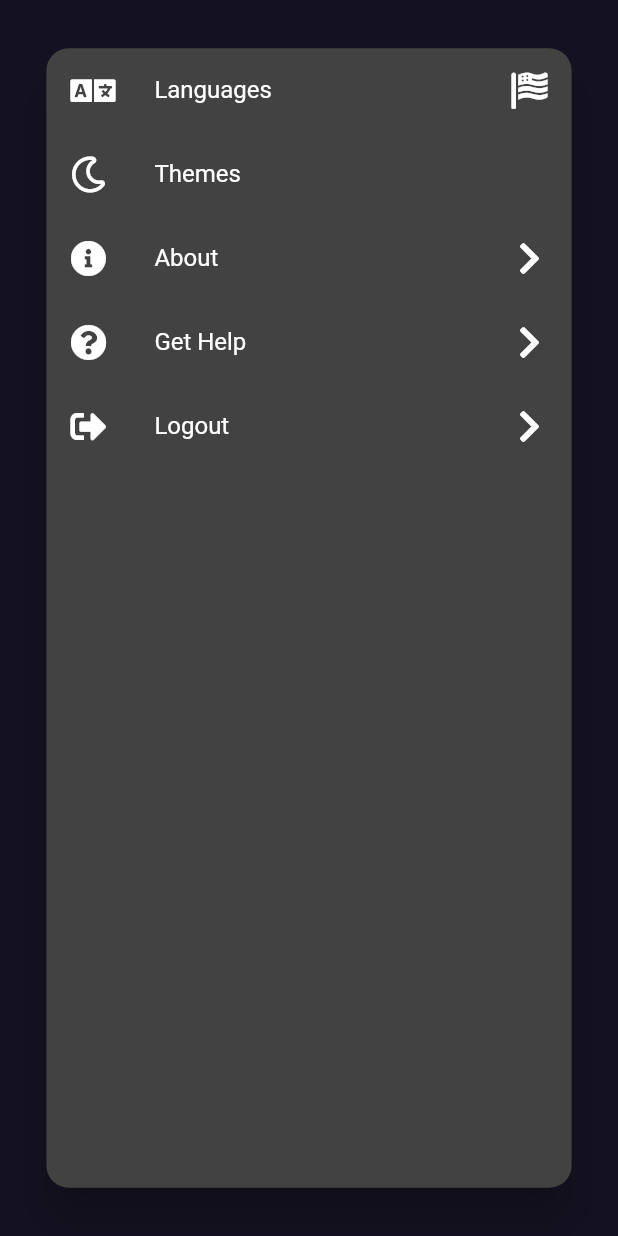
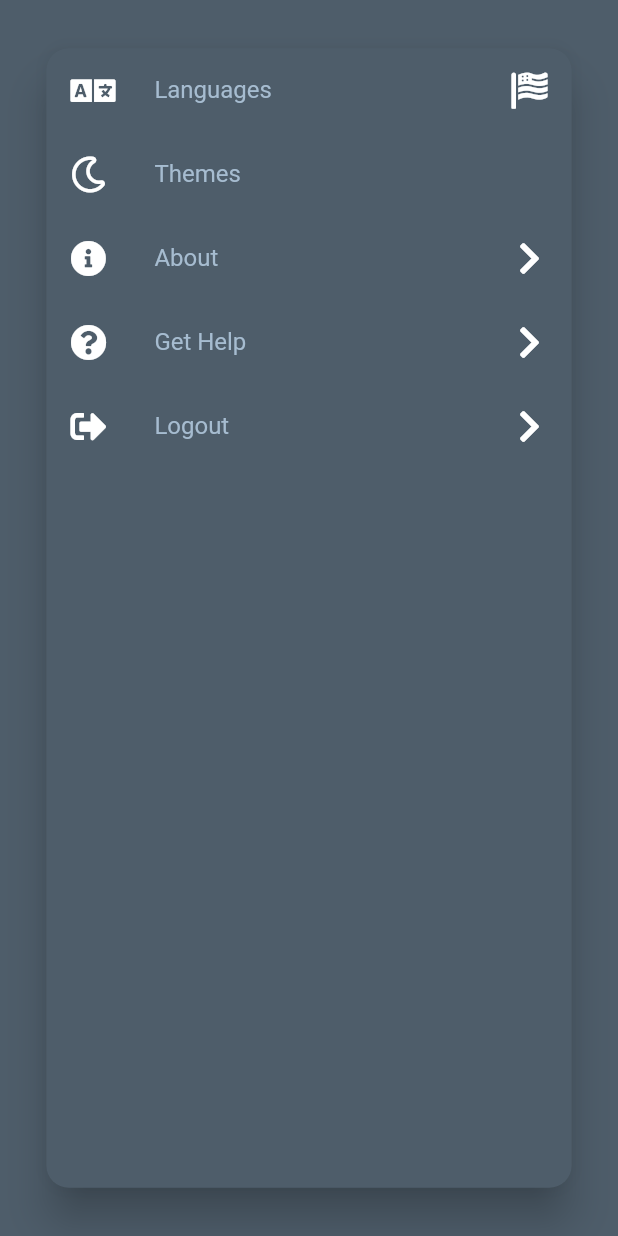
Before and after one commit to finiqmm/finq-mobile, a Flutter app: the ProfileSettings widget shown alone on an empty page, opened directly, after a tap on "Themes", on a phone screen of 412 x 824 dp. Run offline on Flutter 3.47's test engine with Material 2 defaults, Android fonts, the phone set to English and light mode, and no system bars; our stand-ins replace bloc, cached_network_image, dartz, equatable, firebase_auth, firebase_core and 16 more; missing offline and left inert: firebase_auth_web, firebase_core_web, google_sign_in_web, pedantic, wakelock_web; accounts and stored records are empty; generated files the repository leaves out were written again; Roboto replaces fonts that are missing (Arvo).

Commit message:
Integrate abstract theme manager

```diff
--- a/lib/presentation/bloc/theme/theme_cubit.dart
+++ b/lib/presentation/bloc/theme/theme_cubit.dart
@@ -6,20 +6,20 @@ import 'package:finq/domain/usecases/use_case_imports.dart';
 import 'package:flutter/material.dart';
 import 'package:injectable/injectable.dart';
 
-enum Themes { light, dark }
+enum ThemeBrightness { light, dark }
 
 @lazySingleton
-class ThemeCubit extends Cubit<Themes> {
+class ThemeCubit extends Cubit<ThemeBrightness> {
   final GetPreferredTheme getPreferredTheme;
   final UpdateTheme updateTheme;
 
   ThemeCubit({
     required this.getPreferredTheme,
     required this.updateTheme,
-  }) : super(Themes.light);
+  }) : super(ThemeBrightness.light);
 
   Future<void> toggleTheme() async {
-    await updateTheme(state == Themes.dark ? 'light' : 'dark');
+    await updateTheme(state == ThemeBrightness.dark ? 'light' : 'dark');
       loadPreferredTheme();
   }
 
@@ -27,6 +27,6 @@ class ThemeCubit extends Cubit<Themes> {
     final response = await getPreferredTheme(NoParams());
 
     emit(response.fold(
-        (l) => Themes.light, (r) => r == 'dark' ? Themes.dark : Themes.light));
+        (l) => ThemeBrightness.light, (r) => r == 'dark' ? ThemeBrightness.dark : ThemeBrightness.light));
   }
 }
--- a/lib/presentation/finq_app.dart
+++ b/lib/presentation/finq_app.dart
@@ -4,7 +4,7 @@ import 'package:finq/common/screenutil/screenutil.dart';
 import 'package:finq/di/injectable.dart';
 import 'package:finq/presentation/bloc/app/app_bloc.dart';
 import 'package:finq/presentation/bloc/blocs.dart';
-import 'package:finq/presentation/themes/theme_color.dart';
+import 'package:finq/presentation/themes/app_theme.dart';
 import 'package:flutter/material.dart';
 import 'package:flutter_bloc/flutter_bloc.dart';
 import 'package:flutter_localizations/flutter_localizations.dart';
@@ -66,7 +66,7 @@ class _FinqAppState extends State<FinqApp> {
           value: _passcodeCubit,
         ),
       ],
-      child: BlocBuilder<ThemeCubit, Themes>(
+      child: BlocBuilder<ThemeCubit, ThemeBrightness>(
         builder: (context, theme) {
           return BlocBuilder<LanguageBloc, LanguageState>(
             builder: (context, state) {
@@ -74,7 +74,9 @@ class _FinqAppState extends State<FinqApp> {
                 return MaterialApp(
                   debugShowCheckedModeBanner: false,
                   title: 'Finq App',
-                  theme: finQTheme(theme),
+                  theme: theme == ThemeBrightness.dark
+                      ? ThemeManager.createTheme(AppThemeDark())
+                      : ThemeManager.createTheme(AppThemeLight()),
                   locale: state.locale,
                   supportedLocales:
                       Languages.languages.map((e) => Locale(e.code)).toList(),
--- a/lib/presentation/journeys/add_transaction/add_transaction_form.dart
+++ b/lib/presentation/journeys/add_transaction/add_transaction_form.dart
@@ -66,7 +66,6 @@ class _AddTrasactionFormState extends State<AddTrasactionForm> {
     return SingleChildScrollView(
       controller: _scrollController,
       child: Container(
-        color: Theme.of(context).primaryColor,
         padding: EdgeInsets.symmetric(
             horizontal: Sizes.dimen_16.w, vertical: Sizes.dimen_8.h),
         child: Column(crossAxisAlignment: CrossAxisAlignment.start, children: [
--- a/lib/presentation/journeys/profile/profile_settings.dart
+++ b/lib/presentation/journeys/profile/profile_settings.dart
@@ -45,11 +45,11 @@ class ProfileSettings extends StatelessWidget {
               return SizedBox.shrink();
             },
           ),
-          BlocBuilder<ThemeCubit, Themes>(
+          BlocBuilder<ThemeCubit, ThemeBrightness>(
             builder: (context, theme) {
               return ListTile(
                 onTap: () => context.read<ThemeCubit>().toggleTheme(),
-                leading: Icon(theme == Themes.dark
+                leading: Icon(theme == ThemeBrightness.dark
                     ? FontAwesomeIcons.moon
                     : FontAwesomeIcons.sun),
                 title: Text(TranslationConstants.titleThemes.t(context)),
--- a/lib/presentation/models/transaction_ui_list_filter.dart
+++ b/lib/presentation/models/transaction_ui_list_filter.dart
@@ -34,7 +34,6 @@ TransactionUiListFilter getFilterEnum(String value) {
 }
 
 DateTimeRange getDateTimeRange(String value) {
-  debugPrint(value+"fuck");
   switch (value) {
     case 'Monthly':
       return FinQDateUtil.getRangeForMonthlyFilter();
--- /dev/null
+++ b/lib/presentation/themes/app_theme.dart
@@ -0,0 +1,49 @@
+import 'package:finq/presentation/themes/colors/color_manager.dart';
+import 'package:finq/presentation/themes/colors/kind/dark_color.dart';
+import 'package:finq/presentation/themes/colors/kind/light_color.dart';
+import 'package:finq/presentation/themes/text/kind/dark_text.dart';
+import 'package:finq/presentation/themes/text/kind/light_text.dart';
+import 'package:finq/presentation/themes/text/text_theme.dart';
+import 'package:flutter/material.dart';
+
+abstract class ITheme {
+  IColors get colors;
+  ITextTheme get textTheme;
+}
+
+abstract class ThemeManager {
+  static ThemeData createTheme(ITheme theme) {
+    return ThemeData(
+        fontFamily: theme.textTheme.fontFamily,
+        textTheme: theme.textTheme.data,
+        cardColor: theme.colors.colorScheme?.onSecondary,
+        bottomAppBarColor: theme.colors.scaffoldBackgroundColor,
+        tabBarTheme: TabBarTheme(
+          indicator: BoxDecoration(),
+          labelColor: theme.colors.tabbarSelectedColor,
+          unselectedLabelColor: theme.colors.tabbarNormalColor,
+        ),
+        floatingActionButtonTheme: FloatingActionButtonThemeData(
+            foregroundColor: theme.colors.colors.white,
+            backgroundColor: theme.colors.colors.mediumGreyBold),
+        appBarTheme: AppBarTheme(backgroundColor: theme.colors.appBarColor),
+        scaffoldBackgroundColor: theme.colors.scaffoldBackgroundColor,
+        colorScheme: theme.colors.colorScheme);
+  }
+}
+
+class AppThemeDark extends ITheme {
+  @override
+  IColors get colors => DarkColors();
+
+  @override
+  ITextTheme get textTheme => TextThemeDark(colors.colors.mediumGrey);
+}
+
+class AppThemeLight extends ITheme {
+  @override
+  IColors get colors => LightColors();
+
+  @override
+  ITextTheme get textTheme => TextThemeLight(colors.colors.mediumGrey);
+}
--- /dev/null
+++ b/lib/presentation/themes/colors/color_manager.dart
@@ -0,0 +1,25 @@
+import 'package:flutter/material.dart';
+
+@immutable
+class AppColors {
+  final Color white = Color(0xffffffff);
+  final Color green = Color(0xff7bed8d);
+  final Color mediumGrey = Color(0xffa6bcd0);
+  final Color mediumGreyBold = Color(0xff748a9d);
+  final Color lighterGrey = Color(0xfff0f4f8);
+  final Color lightGrey = Color(0xffdbe2ed);
+  final Color darkerGrey = Color(0xff404e5a);
+  final Color darkGrey = Color(0xff4e5d6a);
+}
+
+abstract class IColors {
+  AppColors get colors;
+  Color? scaffoldBackgroundColor;
+  Color? appBarColor;
+  Color? tabBarColor;
+  Color? tabbarSelectedColor;
+  Color? tabbarNormalColor;
+  Brightness? brightness;
+
+  ColorScheme? colorScheme;
+}
--- /dev/null
+++ b/lib/presentation/themes/colors/kind/dark_color.dart
@@ -0,0 +1,41 @@
+import 'dart:ui';
+
+import 'package:finq/presentation/themes/colors/color_manager.dart';
+import 'package:flutter/src/material/color_scheme.dart';
+
+class DarkColors implements IColors {
+  @override
+  Color? appBarColor;
+
+  @override
+  Brightness? brightness;
+
+  @override
+  ColorScheme? colorScheme;
+
+  @override
+  Color? scaffoldBackgroundColor;
+
+  @override
+  Color? tabBarColor;
+
+  @override
+  Color? tabbarNormalColor;
+
+  @override
+  Color? tabbarSelectedColor;
+
+  @override
+  AppColors get colors => AppColors();
+
+  DarkColors() {
+    appBarColor = colors.darkGrey;
+    scaffoldBackgroundColor = colors.darkGrey;
+    tabBarColor = colors.green;
+    tabbarNormalColor = colors.lighterGrey;
+    tabbarSelectedColor = colors.green;
+    colorScheme = ColorScheme.dark()
+        .copyWith(onPrimary: colors.green, onSecondary: colors.darkGrey);
+    brightness = Brightness.dark;
+  }
+}
--- /dev/null
+++ b/lib/presentation/themes/colors/kind/light_color.dart
@@ -0,0 +1,44 @@
+import 'dart:ui';
+
+import 'package:finq/presentation/themes/colors/color_manager.dart';
+import 'package:flutter/src/material/color_scheme.dart';
+import '../color_manager.dart';
+
+class LightColors implements IColors {
+  @override
+  Color? appBarColor;
+
+  @override
+  Brightness? brightness;
+
+  @override
+  ColorScheme? colorScheme;
+
+  @override
+  Color? scaffoldBackgroundColor;
+
+  @override
+  Color? tabBarColor;
+
+  @override
+  Color? tabbarNormalColor;
+
+  @override
+  Color? tabbarSelectedColor;
+
+  @override
+  AppColors get colors => AppColors();
+
+  LightColors() {
+    appBarColor = colors.white;
+    scaffoldBackgroundColor = colors.white;
+    tabBarColor = colors.green;
+    tabbarNormalColor = colors.darkerGrey;
+    tabbarSelectedColor = colors.green;
+    colorScheme = ColorScheme.light().copyWith(
+        onPrimary: colors.green,
+        onSecondary: colors.white,
+        onSurface: colors.mediumGreyBold);
+    brightness = Brightness.dark;
+  }
+}
--- /dev/null
+++ b/lib/presentation/themes/text/kind/dark_text.dart
@@ -0,0 +1,50 @@
+import 'package:finq/presentation/themes/text/text_theme.dart';
+import 'package:flutter/material.dart';
+import 'package:google_fonts/google_fonts.dart';
+
+class TextThemeDark implements ITextTheme {
+  @override
+  late TextTheme data;
+  final Color? primaryColor;
+
+  TextThemeDark(this.primaryColor) {
+    data = TextTheme(
+      headline6: TextStyle(fontSize: 20, fontWeight: FontWeight.normal),
+      subtitle1: TextStyle(fontSize: 16.0),
+    ).apply(bodyColor: primaryColor);
+
+    fontFamily = GoogleFonts.arvo().fontFamily;
+  }
+  @override
+  TextStyle? bodyText1;
+
+  @override
+  TextStyle? bodyText2;
+
+  @override
+  TextStyle? headline1;
+
+  @override
+  TextStyle? headline2;
+
+  @override
+  TextStyle? headline3;
+
+  @override
+  TextStyle? headline4;
+
+  @override
+  TextStyle? headline5;
+
+  @override
+  TextStyle? headline6;
+
+  @override
+  TextStyle? subtitle1;
+
+  @override
+  TextStyle? subtitle2;
+
+  @override
+  String? fontFamily;
+}
--- /dev/null
+++ b/lib/presentation/themes/text/kind/light_text.dart
@@ -0,0 +1,55 @@
+import 'dart:ui';
+
+import 'package:finq/presentation/themes/text/text_theme.dart';
+import 'package:flutter/src/material/text_theme.dart';
+import 'package:flutter/src/painting/text_style.dart';
+import 'package:google_fonts/google_fonts.dart';
+
+class TextThemeLight implements ITextTheme {
+  @override
+  TextStyle? bodyText1;
+
+  @override
+  TextStyle? bodyText2;
+
+  @override
+  late final TextTheme data;
+
+  @override
+  String? fontFamily;
+
+  @override
+  TextStyle? headline1;
+
+  @override
+  TextStyle? headline2;
+
+  @override
+  TextStyle? headline3;
+
+  @override
+  TextStyle? headline4;
+
+  @override
+  TextStyle? headline5;
+
+  @override
+  TextStyle? headline6;
+
+  @override
+  TextStyle? subtitle1;
+
+  @override
+  TextStyle? subtitle2;
+
+  @override
+  final Color? primaryColor;
+
+  TextThemeLight(this.primaryColor) {
+    data = TextTheme(
+            headline6: TextStyle(fontSize: 20, fontWeight: FontWeight.normal),
+            subtitle1: TextStyle(fontSize: 16))
+        .apply(bodyColor: primaryColor);
+    fontFamily = GoogleFonts.arvo().fontFamily;
+  }
+}
--- /dev/null
+++ b/lib/presentation/themes/text/text_theme.dart
@@ -0,0 +1,20 @@
+import 'package:flutter/material.dart';
+import 'package:flutter_html/shims/dart_ui_real.dart';
+
+abstract class ITextTheme {
+  final Color? primaryColor;
+  late final TextTheme data;
+  TextStyle? headline1;
+  TextStyle? headline2;
+  TextStyle? headline3;
+  TextStyle? headline4;
+  TextStyle? headline5;
+  TextStyle? headline6;
+  TextStyle? subtitle1;
+  TextStyle? subtitle2;
+  TextStyle? bodyText1;
+  TextStyle? bodyText2;
+  String? fontFamily;
+
+  ITextTheme(this.primaryColor);
+}
--- a/lib/presentation/themes/theme_color.dart
+++ /dev/null
@@ -1,39 +0,0 @@
-import 'package:finq/presentation/bloc/blocs.dart';
-import 'package:flutter/material.dart';
-
-class AppColor {
-  AppColor._();
-
-  static const Color white = Color(0xFFFFFFFF);
-  // static const Color accent = Color(0xFF5A35F4);
-  // static const Color primaryDark = Color(0xFF000000);
-
-  static const Color vulcan = Color(0xFF141221);
-  static const Color royalBlue = Color(0xFF604FEF);
-}
-
-finQTheme(Themes theme) => ThemeData(
-    brightness: theme == Themes.dark ? Brightness.dark : Brightness.light,
-    appBarTheme: AppBarTheme(elevation: 0),
-    visualDensity: VisualDensity.adaptivePlatformDensity,
-    accentColor: AppColor.royalBlue,
-    scaffoldBackgroundColor:
-        theme == Themes.dark ? AppColor.vulcan : AppColor.white,
-    primaryColor: theme == Themes.dark ? AppColor.vulcan : AppColor.white,
-    inputDecorationTheme: InputDecorationTheme(
-        contentPadding: EdgeInsets.symmetric(vertical: 2, horizontal: 4),
-        focusedBorder: OutlineInputBorder(
-            borderSide: BorderSide(color: AppColor.royalBlue, width: 2)),
-        border: OutlineInputBorder(borderSide: BorderSide(width: 2))),
-    elevatedButtonTheme: ElevatedButtonThemeData(
-        style: ElevatedButton.styleFrom(
-
-            primary: AppColor.royalBlue,
-            shape: RoundedRectangleBorder(
-                borderRadius: BorderRadius.circular(30)))),
-    textButtonTheme: TextButtonThemeData(
-        style: TextButton.styleFrom(primary: AppColor.royalBlue)),
-    bottomNavigationBarTheme: BottomNavigationBarThemeData(
-        selectedItemColor: AppColor.royalBlue,
-        unselectedItemColor:
-            theme == Themes.dark ? AppColor.white : AppColor.vulcan));
```
Also changed, not shown: pubspec.yaml (+29 -46 lines).
